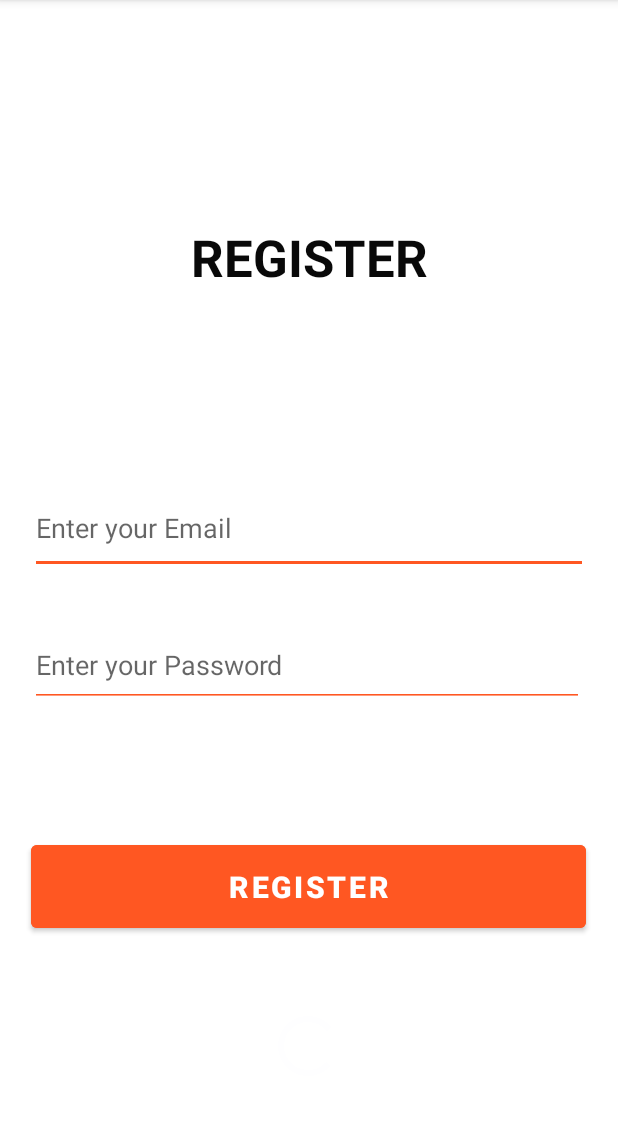
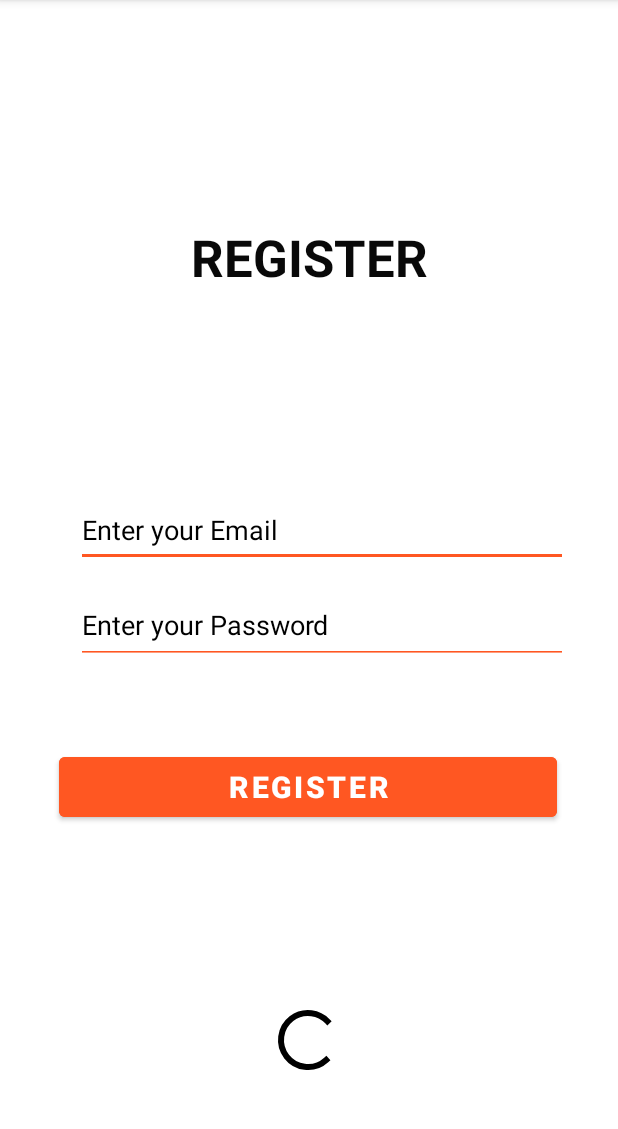
Before and after one commit to Amethystus69/Firebase, an Android app: the Registration screen opened directly, with no data from a screen before it, on a phone screen of 412 x 824 dp, the part 84-1213 px from its top. Run offline under Robolectric (Android 15) with nearby library versions, the phone set to English and light mode, and no system bars; our stand-ins replace Firebase (no records; nobody signed in at launch, a user with empty details on screens opened directly).

```diff
--- a/app/build.gradle
+++ b/app/build.gradle
@@ -7,7 +7,7 @@ android {
     compileSdk 32
 
     defaultConfig {
-        applicationId "com.example.lee"
+        applicationId "com.example.miano"
         minSdk 21
         targetSdk 32
         versionCode 1
--- a/app/src/main/java/com/example/lee/Login.java
+++ b/app/src/main/java/com/example/miano/Login.java
@@ -1,4 +1,4 @@
-package com.example.lee;
+package com.example.miano;
 
 import android.content.Intent;
 import android.os.Bundle;
--- a/app/src/main/java/com/example/lee/MainActivity.java
+++ b/app/src/main/java/com/example/miano/MainActivity.java
@@ -1,4 +1,4 @@
-package com.example.lee;
+package com.example.miano;
 
 
 import androidx.annotation.NonNull;
@@ -20,7 +20,6 @@ import android.widget.EditText;
 import android.widget.ImageView;
 import android.widget.Toast;
 
-import com.google.android.gms.tasks.Continuation;
 import com.google.android.gms.tasks.OnCompleteListener;
 import com.google.android.gms.tasks.OnFailureListener;
 import com.google.android.gms.tasks.OnSuccessListener;
@@ -34,9 +33,7 @@ import com.google.firebase.storage.StorageReference;
 import com.google.firebase.storage.UploadTask;
 
 import java.io.IOException;
-import java.text.SimpleDateFormat;
 import java.util.ArrayList;
-import java.util.Calendar;
 import java.util.HashMap;
 
 public class MainActivity extends AppCompatActivity {
--- a/app/src/main/java/com/example/lee/Peanuts.java
+++ b/app/src/main/java/com/example/miano/Peanuts.java
@@ -1,4 +1,4 @@
-package com.example.lee;
+package com.example.miano;
 
 public class Peanuts {
     private String id, name, quantity, type, price,image;
--- a/app/src/main/java/com/example/lee/Registration.java
+++ b/app/src/main/java/com/example/miano/Registration.java
@@ -1,4 +1,4 @@
-package com.example.lee;
+package com.example.miano;
 
 import android.content.Intent;
 import android.os.Bundle;
--- a/app/src/main/res/layout/activity_registration.xml
+++ b/app/src/main/res/layout/activity_registration.xml
@@ -40,8 +40,8 @@
 
     <EditText
         android:id="@+id/email"
-        android:layout_width="372dp"
-        android:layout_height="61dp"
+        android:layout_width="328dp"
+        android:layout_height="49dp"
         android:layout_marginStart="20dp"
         android:layout_marginEnd="19dp"
         android:layout_marginBottom="340dp"
@@ -49,17 +49,21 @@
         android:backgroundTintMode="src_in"
         android:hint="Enter your Email"
         android:minHeight="48dp"
+        android:textColor="#000000"
+        android:textColorHighlight="#000000"
+        android:textColorHint="#000000"
+        android:textColorLink="#000000"
         app:layout_constraintBottom_toBottomOf="parent"
         app:layout_constraintEnd_toEndOf="parent"
-        app:layout_constraintHorizontal_bias="0.0"
+        app:layout_constraintHorizontal_bias="0.681"
         app:layout_constraintStart_toStartOf="parent"
         app:layout_constraintTop_toBottomOf="@+id/textView2"
-        app:layout_constraintVertical_bias="0.736" />
+        app:layout_constraintVertical_bias="0.73" />
 
     <EditText
         android:id="@+id/passwd"
-        android:layout_width="369dp"
-        android:layout_height="56dp"
+        android:layout_width="328dp"
+        android:layout_height="51dp"
         android:layout_marginStart="16dp"
         android:layout_marginEnd="21dp"
         android:layout_marginBottom="259dp"
@@ -68,32 +72,35 @@
         android:hint="Enter your Password"
         android:inputType="textPassword"
         android:minHeight="48dp"
+        android:textColor="#000000"
+        android:textColorHighlight="#000000"
+        android:textColorHint="#000000"
+        android:textColorLink="#000000"
         app:layout_constraintBottom_toBottomOf="parent"
         app:layout_constraintEnd_toEndOf="parent"
-        app:layout_constraintHorizontal_bias="0.8"
+        app:layout_constraintHorizontal_bias="0.739"
         app:layout_constraintStart_toStartOf="parent"
         app:layout_constraintTop_toBottomOf="@+id/email"
-        app:layout_constraintVertical_bias="0.47" />
+        app:layout_constraintVertical_bias="0.166" />
 
     <Button
         android:id="@+id/btnregister"
-        android:layout_width="370dp"
-        android:layout_height="67dp"
+        android:layout_width="332dp"
+        android:layout_height="52dp"
         android:layout_marginStart="20dp"
         android:layout_marginEnd="21dp"
         android:layout_marginBottom="143dp"
         android:backgroundTint="#FF5722"
         android:text="Register"
         android:textAllCaps="true"
-        android:textColorHighlight="#FFFFFF"
+        android:textColorHighlight="#000000"
         android:textSize="20sp"
         android:textStyle="bold"
         app:layout_constraintBottom_toBottomOf="parent"
         app:layout_constraintEnd_toEndOf="parent"
-        app:layout_constraintHorizontal_bias="1.0"
         app:layout_constraintStart_toStartOf="parent"
         app:layout_constraintTop_toBottomOf="@+id/passwd"
-        app:layout_constraintVertical_bias="1.0" />
+        app:layout_constraintVertical_bias="0.433" />
 
     <ProgressBar
         android:id="@+id/progressbar"
@@ -103,7 +110,7 @@
         android:layout_marginStart="181dp"
         android:layout_marginEnd="182dp"
         android:layout_marginBottom="43dp"
-        android:indeterminateTint="#FEFEFF"
+        android:indeterminateTint="#000000"
         android:textAlignment="center"
         app:layout_constraintBottom_toBottomOf="parent"
         app:layout_constraintEnd_toEndOf="parent"
```
Also changed, not shown: app/src/main/AndroidManifest.xml (+4 -4 lines), app/src/main/res/layout/activity_login.xml (+10 -10 lines), 5 other files.
